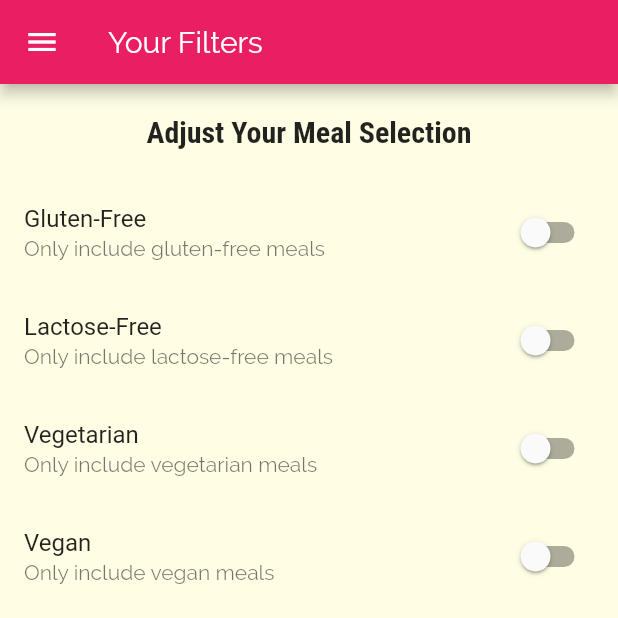
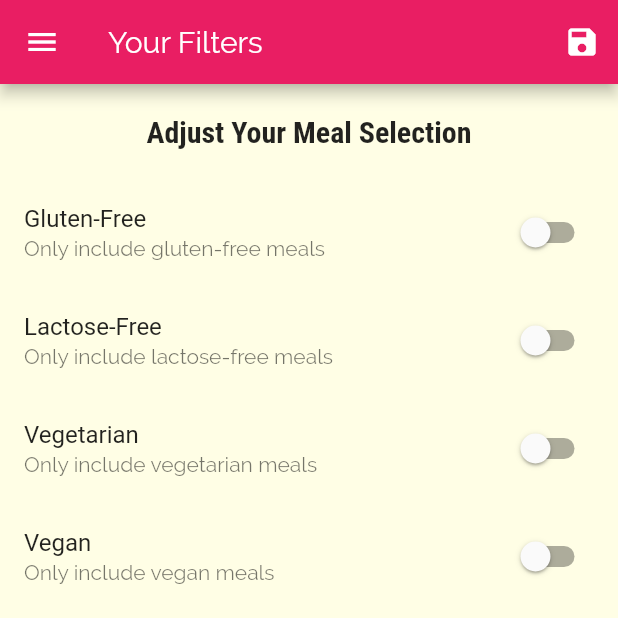
Before and after one commit to devenderbutani21/mealflutterapp, a Flutter app: the FiltersScreen screen opened by its route, on a phone screen of 412 x 824 dp, the top half of it. Run offline on Flutter 3.47's test engine with Material 2 defaults, Android fonts, the phone set to English and light mode, and no system bars.

Commit message:
Filters Working Properly

```diff
--- a/lib/main.dart
+++ b/lib/main.dart
@@ -1,14 +1,53 @@
 import 'package:flutter/material.dart';
 
+import './dummy_data.dart';
 import './screens/tabs_screen.dart';
 import './screens/meal_detail_screen.dart';
 import './screens/category_meals_screen.dart';
 import './screens/filters_screen.dart';
 import './screens/categories_screen.dart';
+import './models/meal.dart';
 
 void main() => runApp(MyApp());
 
-class MyApp extends StatelessWidget {
+class MyApp extends StatefulWidget {
+  @override
+  _MyAppState createState() => _MyAppState();
+}
+
+class _MyAppState extends State<MyApp> {
+  Map<String, bool> _filters = {
+    'gluten': false,
+    'lactose': false,
+    'vegan': false,
+    'vegetarian': false,
+  };
+
+  List<Meal> _availableMeals = DUMMY_MEALS;
+  List<Meal> _favoriteMeals = [];
+
+  void _setFilters(Map<String, bool> filterData) {
+    setState(() {
+      _filters = filterData;
+
+      _availableMeals = DUMMY_MEALS.where((meal) {
+        if (_filters['gluten'] && !meal.isGlutenFree) {
+          return false;
+        }
+        if (_filters['lactose'] && !meal.isLactoseFree) {
+          return false;
+        }
+        if (_filters['vegan'] && !meal.isVegan) {
+          return false;
+        }
+        if (_filters['vegetarian'] && !meal.isVegetarian) {
+          return false;
+        }
+        return true;
+      }).toList();
+    });
+  }
+
   @override
   Widget build(BuildContext context) {
     return MaterialApp(
@@ -36,24 +75,35 @@ class MyApp extends StatelessWidget {
             )),
       ),
       // home: CategoriesScreen(),
-      initialRoute: '/', // default is '/'
+      initialRoute: '/',
+      // default is '/'
       routes: {
-        '/': (ctx) => TabsScreen(),
-        CategoryMealsScreen.routeName: (ctx) => CategoryMealsScreen(),
+        '/': (ctx) => TabsScreen(_favoriteMeals),
+        CategoryMealsScreen.routeName: (ctx) =>
+            CategoryMealsScreen(_availableMeals),
         MealDetailScreen.routeName: (ctx) => MealDetailScreen(),
-        FiltersScreen.routeName: (ctx) => FiltersScreen(),
+        FiltersScreen.routeName: (ctx) => FiltersScreen(_filters,_setFilters),
       },
       onGenerateRoute: (settings) {
         print(settings.arguments);
-         if (settings.name == '/meal-detail') {
-           return MaterialPageRoute(builder: (ctx) => CategoriesScreen(),);
-         } else if (settings.name == '/something-else') {
-           return MaterialPageRoute(builder: (ctx) => CategoriesScreen(),);
-         }
-         return MaterialPageRoute(builder: (ctx) => CategoriesScreen(),);
-      }, // if route is not registered in the table then this is used
+        if (settings.name == '/meal-detail') {
+          return MaterialPageRoute(
+            builder: (ctx) => CategoriesScreen(),
+          );
+        } else if (settings.name == '/something-else') {
+          return MaterialPageRoute(
+            builder: (ctx) => CategoriesScreen(),
+          );
+        }
+        return MaterialPageRoute(
+          builder: (ctx) => CategoriesScreen(),
+        );
+      },
+      // if route is not registered in the table then this is used
       onUnknownRoute: (settings) {
-        return MaterialPageRoute(builder: (ctx) => CategoriesScreen(),);
+        return MaterialPageRoute(
+          builder: (ctx) => CategoriesScreen(),
+        );
       }, // fall back page such as 404 error in website
     );
   }
--- a/lib/screens/favorites_screen.dart
+++ b/lib/screens/favorites_screen.dart
@@ -4,7 +4,7 @@ class FavoritesScreen extends StatelessWidget {
   @override
   Widget build(BuildContext context) {
     return Center(
-      child: Text('The Favorites'),
+      child: Text('You have no favorites yet - start adding some!'),
     );
   }
 }
--- a/lib/screens/filters_screen.dart
+++ b/lib/screens/filters_screen.dart
@@ -4,6 +4,11 @@ import '../widgets/main_drawer.dart';
 
 class FiltersScreen extends StatefulWidget {
   static const routeName = '/filters';
+
+  final Function saveFilters;
+  final Map<String, bool> currentFilters;
+
+  FiltersScreen(this.currentFilters,this.saveFilters);
 
   @override
   _FiltersScreenState createState() => _FiltersScreenState();
@@ -15,12 +20,19 @@ class _FiltersScreenState extends State<FiltersScreen> {
   bool _vegan = false;
   bool _lactoseFree = false;
 
-  Widget _buildSwitchTile(
-    String title,
-    String description,
-    bool currentValue,
-    Function updateValue,
-  ) {
+  @override
+  initState() {
+    _glutenFree = widget.currentFilters['gluten'];
+    _vegetarian = widget.currentFilters['vegetarian'];
+    _vegan = widget.currentFilters['vegan'];
+    _lactoseFree = widget.currentFilters['lactose'];
+    super.initState();
+  }
+
+  Widget _buildSwitchTile(String title,
+      String description,
+      bool currentValue,
+      Function updateValue,) {
     return SwitchListTile(
       title: Text(title),
       value: currentValue,
@@ -36,6 +48,17 @@ class _FiltersScreenState extends State<FiltersScreen> {
     return Scaffold(
       appBar: AppBar(
         title: Text('Your Filters'),
+        actions: <Widget>[
+          IconButton(icon: Icon(Icons.save), onPressed: () {
+            final selectedFilters = {
+              'gluten': _glutenFree,
+              'lactose': _lactoseFree,
+              'vegan': _vegan,
+              'vegetarian': _vegetarian,
+            };
+            widget.saveFilters(selectedFilters);
+          },)
+        ],
       ),
       drawer: MainDrawer(),
       body: Column(
@@ -45,8 +68,11 @@ class _FiltersScreenState extends State<FiltersScreen> {
             padding: EdgeInsets.all(20),
             child: Text(
               'Adjust Your Meal Selection',
-              // ignore: deprecated_member_use
-              style: Theme.of(context).textTheme.title,
+              style: Theme
+                  .of(context)
+                  .textTheme
+                  // ignore: deprecated_member_use
+                  .title,
             ),
           ),
           Expanded(
@@ -56,7 +82,7 @@ class _FiltersScreenState extends State<FiltersScreen> {
                   'Gluten-Free',
                   'Only include gluten-free meals',
                   _glutenFree,
-                  (newValue) {
+                      (newValue) {
                     setState(() {
                       _glutenFree = newValue;
                     });
--- a/lib/screens/tabs_screen.dart
+++ b/lib/screens/tabs_screen.dart
@@ -3,8 +3,13 @@ import 'package:flutter/material.dart';
 import '../widgets/main_drawer.dart';
 import './favorites_screen.dart';
 import './categories_screen.dart';
+import '../models/meal.dart';
 
 class TabsScreen extends StatefulWidget {
+  final List<Meal> favoriteMeals;
+
+  TabsScreen(this.favoriteMeals);
+
   @override
   _TabsScreenState createState() => _TabsScreenState();
 }
```
Also changed, not shown: lib/screens/category_meals_screen.dart (+5 -2 lines).
